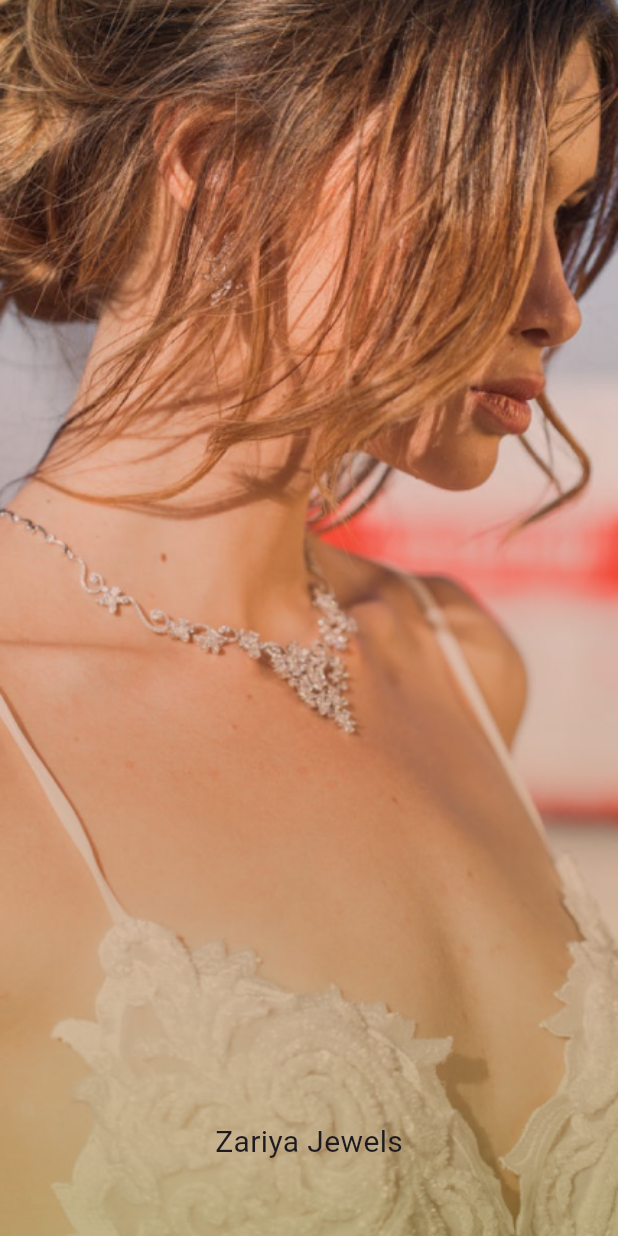
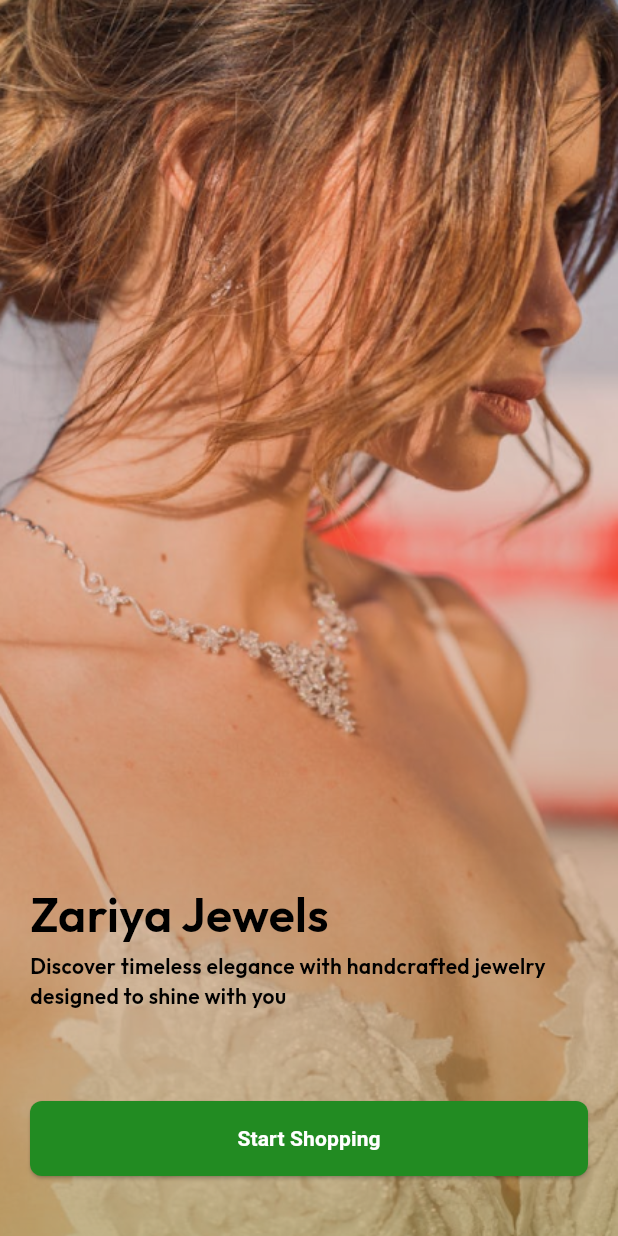
Before and after one commit to mothgharenimish/ZariyaJewels-Flutter, a Flutter app: the screen it shows after launch, on a phone screen of 412 x 824 dp. Run offline on Flutter 3.47's test engine with Material 3 defaults, Android fonts, the phone set to English and light mode, and no system bars.

Commit message:
Second Commit

```diff
--- a/lib/main.dart
+++ b/lib/main.dart
@@ -1,5 +1,5 @@
 import 'package:flutter/material.dart';
-import 'package:zariyajewllery/screen/splash.dart';
+import 'package:zariyajewllery/screen/splash/splash.dart';
 
 void main() {
   runApp(const MyApp());
--- a/lib/screen/splash.dart
+++ /dev/null
@@ -1,35 +0,0 @@
-import 'package:flutter/material.dart';
-
-class Splash extends StatefulWidget {
-  const Splash({super.key});
-
-  @override
-  State<Splash> createState() => _SplashState();
-}
-
-class _SplashState extends State<Splash> {
-  @override
-  Widget build(BuildContext context) {
-    return Scaffold(
-      body: Container(
-        height: MediaQuery.of(context).size.height,
-        width: MediaQuery.of(context).size.width ,
-        alignment: Alignment.bottomCenter,
-        padding: const EdgeInsets.only(bottom: 40),
-        decoration: const BoxDecoration(
-          image: DecorationImage(
-            fit: BoxFit.cover,
-            image: AssetImage(
-              "assets/images/SplashScreenvhvhpng.png",
-            ),
-          ),
-
-        ),
-        child: Padding(
-          padding: const EdgeInsets.all(8.0),
-          child: Text("Zariya Jewels",style: TextStyle(fontSize: 20),),
-        ),
-      ),
-    );
-  }
-}
--- /dev/null
+++ b/lib/screen/splash/splash.dart
@@ -0,0 +1,92 @@
+import 'package:flutter/material.dart';
+import 'package:zariyajewllery/screen/Home/home.dart';
+
+class Splash extends StatefulWidget {
+  const Splash({super.key});
+
+  @override
+  State<Splash> createState() => _SplashState();
+}
+
+class _SplashState extends State<Splash> {
+  @override
+  Widget build(BuildContext context) {
+    return Scaffold(
+      body: Container(
+        height: MediaQuery.of(context).size.height,
+        width: MediaQuery.of(context).size.width,
+        padding: const EdgeInsets.only(bottom: 40, left: 20, right: 20),
+        decoration: const BoxDecoration(
+          image: DecorationImage(
+            fit: BoxFit.cover,
+            image: AssetImage(
+              "assets/images/SplashScreenvhvhpng.png",
+            ),
+          ),
+        ),
+        child: Column(
+          mainAxisAlignment: MainAxisAlignment.end,
+          crossAxisAlignment: CrossAxisAlignment.start,
+          children: [
+            const Padding(
+              padding: EdgeInsets.only(bottom: 2),
+              child: Text(
+                "Zariya Jewels",
+                style: TextStyle(
+                  fontFamily: "Outfit",
+                  fontSize: 32,
+                  fontWeight: FontWeight.bold,
+                  color: Colors.black,
+                ),
+              ),
+            ),
+            const Padding(
+              padding: EdgeInsets.only(bottom: 60),
+              child: Text(
+                "Discover timeless elegance with handcrafted jewelry designed to shine with you",
+                style: TextStyle(
+                  fontFamily: "Outfit",
+                  fontSize: 14,
+                  fontWeight: FontWeight.bold,
+                  color: Colors.black,
+                ),
+              ),
+            ),
+            SizedBox(
+              width: double.infinity,
+              height: 50,
+              child: ElevatedButton(
+                onPressed: () {
+                  print("Button Clicked");
+
+                  Navigator.push(
+                    context,
+                    MaterialPageRoute(
+                      builder: (context) =>
+                          Home()
+                    ),
+                  );
+                },
+                style: ElevatedButton.styleFrom(
+                  padding: const EdgeInsets.symmetric(vertical: 14),
+                  shape: RoundedRectangleBorder(
+                    borderRadius: BorderRadius.circular(8),
+                  ),
+                  backgroundColor: const Color(0xFF228B22),
+                ),
+                child: const Text(
+                  "Start Shopping",
+                  style: TextStyle(
+                    fontSize: 14,
+                    fontWeight: FontWeight.bold,
+                    color: Colors.white,
+                  ),
+                ),
+              ),
+            ),
+          ],
+        ),
+      ),
+    );
+  }
+}
```
Also changed, not shown: lib/screen/Home/home.dart (added, +40 -0 lines), pubspec.yaml (+4 -4 lines), assets/fonts/Lora-SemiBold.ttf (added), assets/fonts/Outfit-SemiBold.ttf (added), assets/images/Frame 6.png (added), assets/images/Group 3 (1).png (added), 1 other file.
